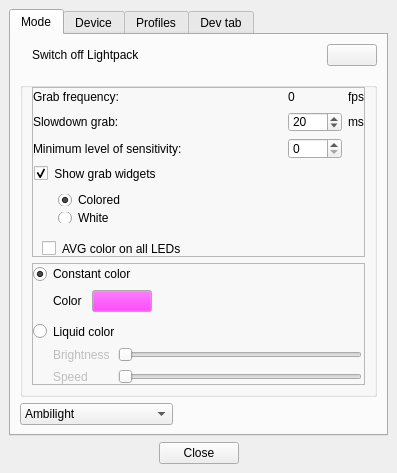
Qt form Software/src/mainwindow.ui (Atarity/Lightpack) before a commit.
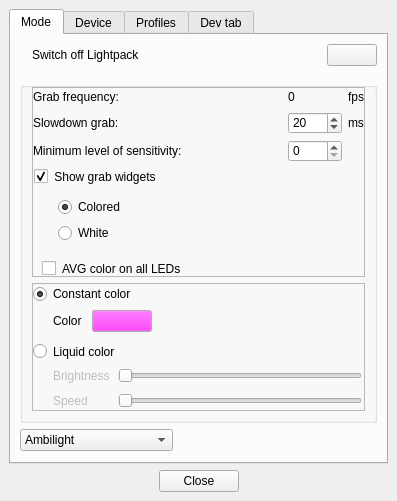
The same form after that commit. The open tabs and pages were chosen to show the change. Icons and pictures are not drawn. Custom widgets are drawn as their Qt base class.

```diff
--- a/Software/src/mainwindow.ui
+++ b/Software/src/mainwindow.ui
@@ -130,6 +130,9 @@
            <string/>
           </property>
           <layout class="QVBoxLayout" name="verticalLayout_11">
+           <property name="sizeConstraint">
+            <enum>QLayout::SetMinimumSize</enum>
+           </property>
            <item>
             <widget class="QFrame" name="frmAmbilight">
              <property name="frameShape">
@@ -513,6 +516,12 @@
               </item>
               <item>
                <layout class="QFormLayout" name="formLayout">
+                <property name="sizeConstraint">
+                 <enum>QLayout::SetFixedSize</enum>
+                </property>
+                <property name="fieldGrowthPolicy">
+                 <enum>QFormLayout::ExpandingFieldsGrow</enum>
+                </property>
                 <property name="labelAlignment">
                  <set>Qt::AlignLeading|Qt::AlignLeft|Qt::AlignVCenter</set>
                 </property>
@@ -539,6 +548,24 @@
                   <property name="enabled">
                    <bool>false</bool>
                   </property>
+                  <property name="sizePolicy">
+                   <sizepolicy hsizetype="Preferred" vsizetype="Fixed">
+                    <horstretch>0</horstretch>
+                    <verstretch>0</verstretch>
+                   </sizepolicy>
+                  </property>
+                  <property name="minimumSize">
+                   <size>
+                    <width>0</width>
+                    <height>18</height>
+                   </size>
+                  </property>
+                  <property name="baseSize">
+                   <size>
+                    <width>0</width>
+                    <height>18</height>
+                   </size>
+                  </property>
                   <property name="text">
                    <string>Brightness</string>
                   </property>
@@ -549,6 +576,18 @@
                   <property name="enabled">
                    <bool>false</bool>
                   </property>
+                  <property name="minimumSize">
+                   <size>
+                    <width>0</width>
+                    <height>18</height>
+                   </size>
+                  </property>
+                  <property name="baseSize">
+                   <size>
+                    <width>0</width>
+                    <height>18</height>
+                   </size>
+                  </property>
                   <property name="styleSheet">
                    <string notr="true"/>
                   </property>
@@ -565,6 +604,24 @@
                   <property name="enabled">
                    <bool>false</bool>
                   </property>
+                  <property name="sizePolicy">
+                   <sizepolicy hsizetype="Preferred" vsizetype="Fixed">
+                    <horstretch>0</horstretch>
+                    <verstretch>0</verstretch>
+                   </sizepolicy>
+                  </property>
+                  <property name="minimumSize">
+                   <size>
+                    <width>0</width>
+                    <height>18</height>
+                   </size>
+                  </property>
+                  <property name="baseSize">
+                   <size>
+                    <width>0</width>
+                    <height>18</height>
+                   </size>
+                  </property>
                   <property name="text">
                    <string>Speed</string>
                   </property>
@@ -575,6 +632,18 @@
                   <property name="enabled">
                    <bool>false</bool>
                   </property>
+                  <property name="minimumSize">
+                   <size>
+                    <width>0</width>
+                    <height>18</height>
+                   </size>
+                  </property>
+                  <property name="baseSize">
+                   <size>
+                    <width>0</width>
+                    <height>18</height>
+                   </size>
+                  </property>
                   <property name="minimum">
                    <number>1</number>
                   </property>
```
Left out of the diff: 84 changed lines with no effect on the pictures.
